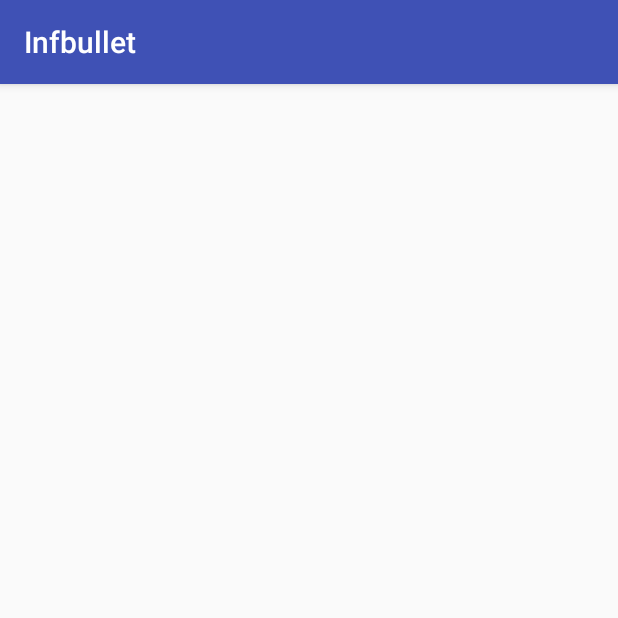
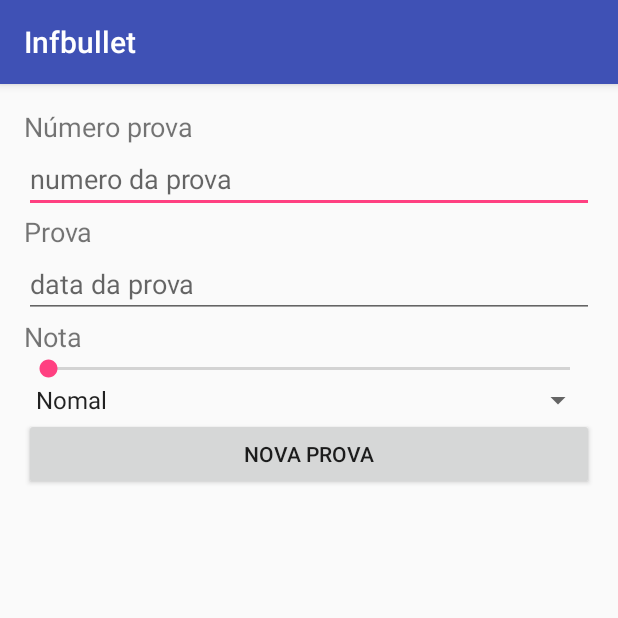
Before and after one commit to infsolution/Infbullet, an Android app: the NewProvaActivity screen opened directly, with no data from a screen before it, on a phone screen of 412 x 824 dp, the top half of it. Run offline under Robolectric (Android 15) with nearby library versions, the phone set to English and light mode, and no system bars.

Commit message:
Class newProva

```diff
--- a/app/src/main/java/infsolution/com/br/infbullet/NewProvaActivity.java
+++ b/app/src/main/java/infsolution/com/br/infbullet/NewProvaActivity.java
@@ -2,12 +2,67 @@ package infsolution.com.br.infbullet;
 
 import android.support.v7.app.AppCompatActivity;
 import android.os.Bundle;
+import android.view.View;
+import android.widget.Button;
+import android.widget.EditText;
+import android.widget.SeekBar;
+import android.widget.Spinner;
 
-public class NewProvaActivity extends AppCompatActivity {
+import infsolution.com.br.infbullet.dao.ProvaDAO;
+import infsolution.com.br.infbullet.modelo.Prova;
 
+public class NewProvaActivity extends AppCompatActivity implements SeekBar.OnSeekBarChangeListener{
+    private Prova prova;
+    private ProvaDAO proDao;
+    private EditText numer;
+    private EditText dat;
+    private EditText not;
+    private Button btCad;
+    private Spinner spin;
+    private SeekBar seek;
     @Override
     protected void onCreate(Bundle savedInstanceState) {
         super.onCreate(savedInstanceState);
         setContentView(R.layout.activity_new_prova);
+        numer =(EditText)findViewById(R.id.edt_nume_prova);
+        dat = (EditText)findViewById(R.id.edt_dt_prova);
+        //not = (EditText)findViewById(R.id.edt_nota_prova);
+        btCad = (Button)findViewById(R.id.bt_new_prova);
+        spin=(Spinner)findViewById(R.id.spi_tipo_prova);
+        seek=(SeekBar)findViewById(R.id.seek_nota_prova);
+        seek.setOnSeekBarChangeListener(this);
+    }
+    @Override
+    protected void onResume() {
+        super.onResume();
+    }
+
+    public void newProva(View v){
+        int nume = Integer.parseInt(numer.getText().toString());
+        String data = dat.getText().toString();
+        String tipo =spin.getSelectedItem().toString();
+        double nota = Double.parseDouble(not.getText().toString());
+        prova = new Prova(data);
+        prova.setNumeroDaProva(nume);
+        prova.setNotaProva(seek.getProgress());
+        prova.setTipo(tipo);
+        proDao = new ProvaDAO(this);
+        proDao.insert(prova);
+        proDao.close();
+
+    }
+    @Override
+    public void onProgressChanged(SeekBar seekBar, int progress, boolean fromUser) {
+
+    }
+
+    @Override
+    public void onStartTrackingTouch(SeekBar seekBar) {
+
+    }
+
+    @Override
+    public void onStopTrackingTouch(SeekBar seekBar) {
+
     }
 }
--- a/app/src/main/res/layout/activity_new_prova.xml
+++ b/app/src/main/res/layout/activity_new_prova.xml
@@ -1,10 +1,64 @@
 <?xml version="1.0" encoding="utf-8"?>
-<RelativeLayout xmlns:android="http://schemas.android.com/apk/res/android"
-    xmlns:tools="http://schemas.android.com/tools" android:layout_width="match_parent"
-    android:layout_height="match_parent" android:paddingLeft="@dimen/activity_horizontal_margin"
+<LinearLayout xmlns:android="http://schemas.android.com/apk/res/android"
+    xmlns:tools="http://schemas.android.com/tools"
+    android:layout_width="match_parent"
+    android:layout_height="match_parent"
+    android:orientation="vertical"
+    android:paddingLeft="@dimen/activity_horizontal_margin"
     android:paddingRight="@dimen/activity_horizontal_margin"
     android:paddingTop="@dimen/activity_vertical_margin"
     android:paddingBottom="@dimen/activity_vertical_margin"
     tools:context="infsolution.com.br.infbullet.NewProvaActivity">
 
-</RelativeLayout>
+    <TextView
+        android:layout_width="wrap_content"
+        android:layout_height="wrap_content"
+        android:text="@string/prova_numero"
+        android:textSize="8pt"
+        />
+    <EditText
+        android:id="@+id/edt_nume_prova"
+        android:layout_width="match_parent"
+        android:layout_height="wrap_content"
+        android:hint="@string/hint_nume_prova"
+        android:textSize="8pt"
+        />
+    <TextView
+        android:layout_width="match_parent"
+        android:layout_height="wrap_content"
+        android:text="@string/prova_nome"
+        android:textSize="8pt"
+        />
+    <EditText
+        android:id="@+id/edt_dt_prova"
+        android:layout_width="match_parent"
+        android:layout_height="wrap_content"
+        android:hint="@string/hint_new_prova"
+        android:textSize="8pt"
+        />
+    <TextView
+        android:layout_width="match_parent"
+        android:layout_height="wrap_content"
+        android:text="@string/prova_nota"
+        android:textSize="8pt"/>
+
+    <SeekBar
+        android:id="@+id/seek_nota_prova"
+        android:layout_width="match_parent"
+        android:layout_height="wrap_content"
+        android:max="10"
+        />
+    <Spinner
+        android:id="@+id/spi_tipo_prova"
+        android:layout_width="match_parent"
+        android:layout_height="wrap_content"
+        android:entries="@array/tipo_prova" ></Spinner>
+
+    <Button
+        android:id="@+id/bt_new_prova"
+        android:layout_width="match_parent"
+        android:layout_height="wrap_content"
+        android:text="@string/bt_new_prova"
+        android:onClick="newProva"
+        />
+</LinearLayout>
```
